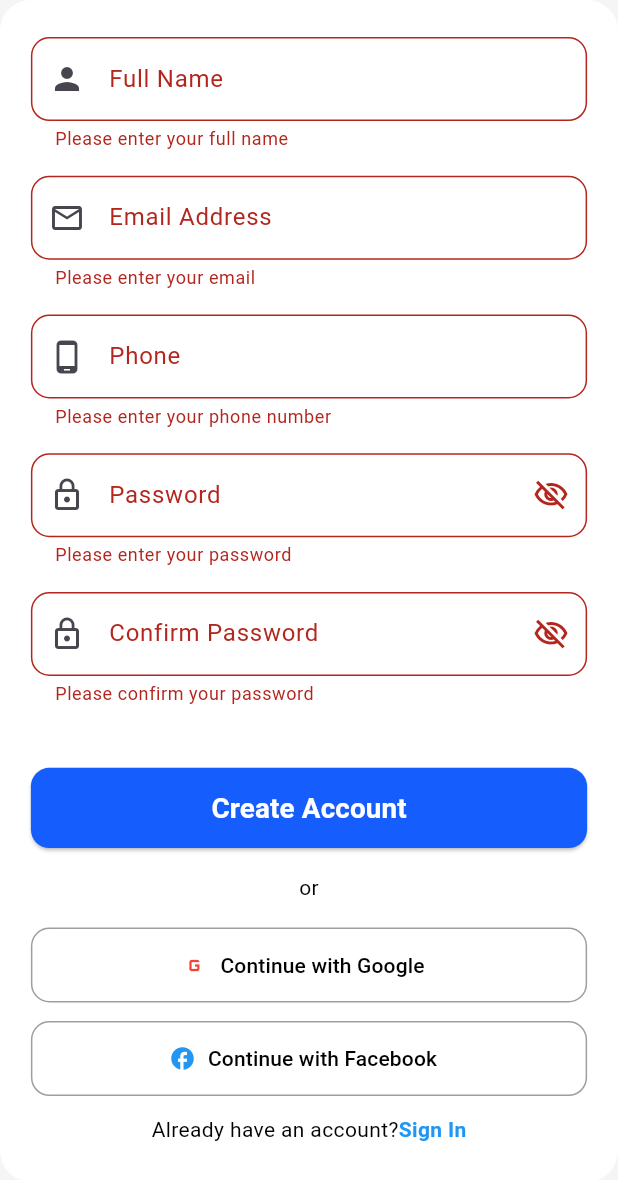
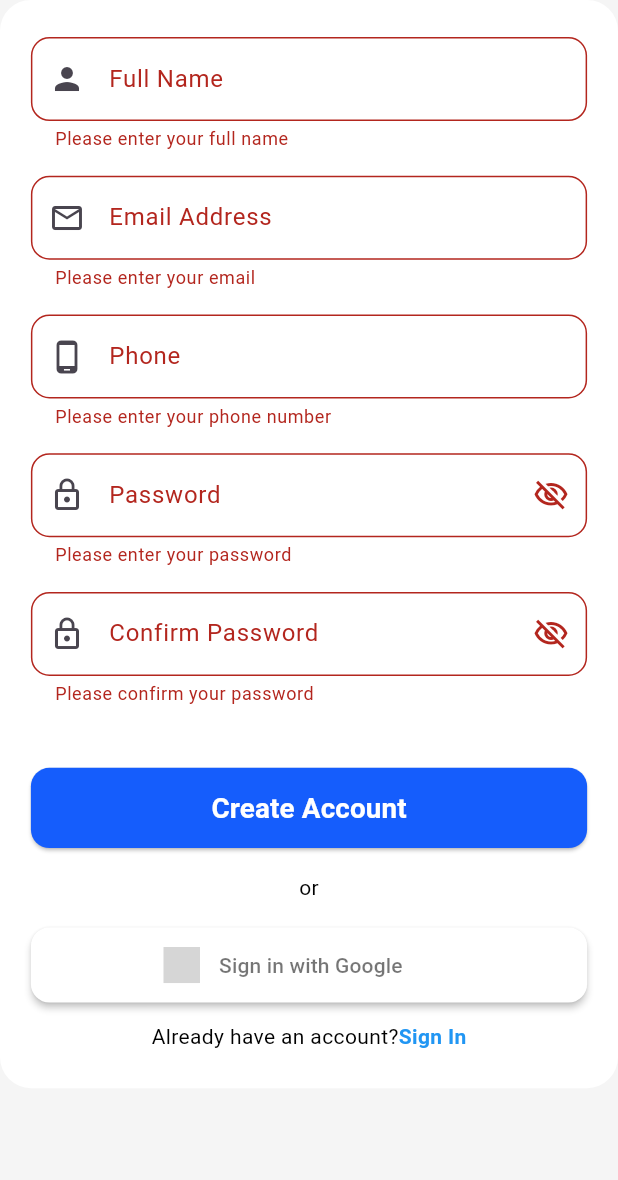
Before and after one commit to wyousry/Travel_-Hub, a Flutter app: the RegisterForm widget shown alone on an empty page, opened directly, after a tap on "Create Account", on a phone screen of 412 x 824 dp. Shown: the top 1180 px of the screen. Run offline on Flutter 3.47's test engine with Material 3 defaults, Android fonts, the phone set to English and light mode, and no system bars; our stand-ins replace cached_network_image, carousel_slider, cloud_firestore, easy_localization, firebase_auth, firebase_core and 12 more; accounts and stored records are empty; network calls fail; grey boxes are pictures that could not be loaded.

Commit message:
added login with google feature

```diff
--- a/lib/features/auth/login/presentation/widgets/social_button.dart
+++ /dev/null
@@ -1,39 +0,0 @@
-import 'package:flutter/material.dart';
-import 'package:travel_hub/constant.dart';
-
-
-class SocialButton extends StatelessWidget {
-  final IconData icon;
-  final String text;
-  final Color color;
-  final VoidCallback? onPressed;
-
-  const SocialButton( {
-    super.key,
-     required this.icon,
-    required this.text,
-    required this.color,
-    this.onPressed,
-  });
-
-  @override
-  Widget build(BuildContext context) {
-    final width = MediaQuery.of(context).size.width;
-
-    return SizedBox(
-      width: double.infinity,
-      height: 50,
-      child: OutlinedButton.icon(
-        onPressed: () {},
-        icon: Icon(icon, color: color),
-        label: Text(text, style: const TextStyle(color: kBlack)),
-        style: OutlinedButton.styleFrom(
-          side: const BorderSide(color:kGrey),
-          shape: RoundedRectangleBorder(
-            borderRadius: BorderRadius.circular(width * 0.03),
-          ),
-        ),
-      ),
-    );
-  }
-}
--- a/lib/features/auth/register/widgets/register_form.dart
+++ b/lib/features/auth/register/widgets/register_form.dart
@@ -2,14 +2,17 @@ import 'package:cloud_firestore/cloud_firestore.dart';
 import 'package:easy_localization/easy_localization.dart';
 import 'package:flutter/foundation.dart' show kIsWeb;
 import 'package:flutter/material.dart';
+import 'package:flutter_signin_button/button_list.dart';
+import 'package:flutter_signin_button/button_view.dart';
 import 'package:go_router/go_router.dart';
 import 'package:firebase_auth/firebase_auth.dart';
+import 'package:shared_preferences/shared_preferences.dart';
 import 'package:travel_hub/constant.dart';
 import 'package:travel_hub/core/utils/app_router.dart';
+import 'package:travel_hub/features/auth/login/services/login_with_google.dart';
 
 import '../../login/presentation/widgets/custom_text_field.dart';
 import '../../login/presentation/widgets/sign_in_text.dart';
-import '../../login/presentation/widgets/social_button.dart';
 
 class RegisterForm extends StatefulWidget {
   const RegisterForm({super.key});
@@ -26,7 +29,7 @@ class _RegisterFormState extends State<RegisterForm> {
   final TextEditingController confirmPassword = TextEditingController();
   final GlobalKey<FormState> key = GlobalKey<FormState>();
 
-  bool _loading = false;
+  bool loading = false;
 
   @override
   void dispose() {
@@ -40,22 +43,23 @@ class _RegisterFormState extends State<RegisterForm> {
 
   Future<void> _setLoading(bool v) async {
     if (!mounted) return;
-    setState(() => _loading = v);
+    setState(() => loading = v);
   }
 
   Future<void> signUp(BuildContext context) async {
-  if (_loading) return;
+    if (loading) return;
     await _setLoading(true);
 
     try {
-
       final cred = await FirebaseAuth.instance.createUserWithEmailAndPassword(
         email: email.text.trim(),
         password: password.text.trim(),
       );
 
-
-    await FirebaseFirestore.instance.collection('users').doc(cred.user!.uid).set({
+      await FirebaseFirestore.instance
+          .collection('users')
+          .doc(cred.user!.uid)
+          .set({
             'name': name.text.trim(),
             'email': email.text.trim(),
             'phone': phone.text.trim(),
@@ -65,7 +69,6 @@ class _RegisterFormState extends State<RegisterForm> {
       if (name.text.trim().isNotEmpty) {
         await cred.user?.updateDisplayName(name.text.trim());
         await cred.user?.reload();
-
       }
 
       if (!mounted) return;
@@ -86,62 +89,21 @@ class _RegisterFormState extends State<RegisterForm> {
         message = 'Registration failed. Please try again.'.tr();
       }
       if (mounted) {
-      ScaffoldMessenger.of(context).showSnackBar(SnackBar(content: Text(message)));
+        ScaffoldMessenger.of(
+          context,
+        ).showSnackBar(SnackBar(content: Text(message)));
       }
     } catch (e) {
       if (mounted) {
-      ScaffoldMessenger.of(context).showSnackBar(SnackBar(content: Text('Error: $e')));
+        ScaffoldMessenger.of(
+          context,
+        ).showSnackBar(SnackBar(content: Text('Error: $e')));
       }
     } finally {
       await _setLoading(false);
     }
   }
 
-  /*Future<void> signInWithGoogle(BuildContext context) async {
-    if (_loading) return;
-    await _setLoading(true);
-
-    try {
-      if (kIsWeb) {
-        final provider = GoogleAuthProvider();
-        final userCredential = await FirebaseAuth.instance.signInWithPopup(provider);
-
-        } else {
-        final GoogleSignInAccount? googleUser = await GoogleSignIn().signIn();
-        if (googleUser == null) {
-
-          await _setLoading(false);
-          return;
-        }
-
-        final GoogleSignInAuthentication googleAuth = await googleUser.authentication;
-
-        final credential = GoogleAuthProvider.credential(
-          accessToken: googleAuth.accessToken,
-          idToken: googleAuth.idToken,
-        );
-
-        await FirebaseAuth.instance.signInWithCredential(credential);
-      }
-
-      if (!mounted) return;
-      ScaffoldMessenger.of(context).showSnackBar(
-        const SnackBar(content: Text("Signed in with Google successfully!")),
-      );
-      GoRouter.of(context).pushReplacement(AppRouter.kHomeView);
-    } on FirebaseAuthException catch (e) {
-      if (mounted) {
-        ScaffoldMessenger.of(context).showSnackBar(SnackBar(content: Text('FirebaseAuth: ${e.message}')));
-      }
-    } catch (e) {
-      if (mounted) {
-        ScaffoldMessenger.of(context).showSnackBar(SnackBar(content: Text('Google Sign-In failed: $e')));
-      }
-    } finally {
-      await _setLoading(false);
-    }
-  }
-*/
   @override
   Widget build(BuildContext context) {
     final size = MediaQuery.of(context).size;
@@ -167,8 +129,9 @@ class _RegisterFormState extends State<RegisterForm> {
                 label: "Full Name".tr(),
                 controller: name,
                 keyboard: TextInputType.name,
-                validator: (value) =>
-                    value == null || value.isEmpty ? "Please enter your full name" .tr(): null,
+                validator: (value) => value == null || value.isEmpty
+                    ? "Please enter your full name".tr()
+                    : null,
               ),
               SizedBox(height: height * 0.02),
               CustomTextField(
@@ -177,8 +140,12 @@ class _RegisterFormState extends State<RegisterForm> {
                 controller: email,
                 keyboard: TextInputType.emailAddress,
                 validator: (value) {
-                  if (value == null || value.isEmpty) return "Please enter your email".tr();
-                  if (!value.contains("@")) return "Please enter a valid email".tr();
+                  if (value == null || value.isEmpty) {
+                    return "Please enter your email".tr();
+                  }
+                  if (!value.contains("@")) {
+                    return "Please enter a valid email".tr();
+                  }
                   return null;
                 },
               ),
@@ -189,7 +156,9 @@ class _RegisterFormState extends State<RegisterForm> {
                 controller: phone,
                 keyboard: TextInputType.phone,
                 validator: (value) {
-                  if (value == null || value.isEmpty) return "Please enter your phone number".tr();
+                  if (value == null || value.isEmpty) {
+                    return "Please enter your phone number".tr();
+                  }
                   if (!RegExp(r'^01[0-9]{9}$').hasMatch(value)) {
                     return 'Please enter a valid Egyptian phone number'.tr();
                   }
@@ -204,8 +173,12 @@ class _RegisterFormState extends State<RegisterForm> {
                 suffixIcon: Icons.visibility_off_outlined,
                 controller: password,
                 validator: (value) {
-                  if (value == null || value.isEmpty) return "Please enter your password".tr();
-                  if (value.length < 6) return "Password must be at least 6 characters".tr();
+                  if (value == null || value.isEmpty) {
+                    return "Please enter your password".tr();
+                  }
+                  if (value.length < 6) {
+                    return "Password must be at least 6 characters".tr();
+                  }
                   return null;
                 },
               ),
@@ -217,19 +190,22 @@ class _RegisterFormState extends State<RegisterForm> {
                 suffixIcon: Icons.visibility_off_outlined,
                 controller: confirmPassword,
                 validator: (value) {
-                  if (value == null || value.isEmpty) return "Please confirm your password".tr();
-                  if (value != password.text) return "Passwords don't match".tr();
+                  if (value == null || value.isEmpty) {
+                    return "Please confirm your password".tr();
+                  }
+                  if (value != password.text) {
+                    return "Passwords don't match".tr();
+                  }
                   return null;
                 },
               ),
               SizedBox(height: height * 0.05),
 
-
               SizedBox(
                 width: double.infinity,
                 height: height * 0.065,
                 child: ElevatedButton(
-                  onPressed: _loading
+                  onPressed: loading
                       ? null
                       : () {
                           if (key.currentState!.validate()) {
@@ -242,11 +218,14 @@ class _RegisterFormState extends State<RegisterForm> {
                       borderRadius: BorderRadius.circular(width * 0.03),
                     ),
                   ),
-                  child: _loading
+                  child: loading
                       ? const SizedBox(
                           height: 20,
                           width: 20,
-                          child: CircularProgressIndicator(strokeWidth: 2, color: Colors.white),
+                          child: CircularProgressIndicator(
+                            strokeWidth: 2,
+                            color: Colors.white,
+                          ),
                         )
                       : Text(
                           "Create Account".tr(),
@@ -262,25 +241,46 @@ class _RegisterFormState extends State<RegisterForm> {
               Text("or".tr(), style: TextStyle(color: kBlack)),
               SizedBox(height: height * 0.02),
 
+              SizedBox(
+                width: double.infinity,
+                height: 50,
+                child: SignInButton(
+                  Buttons.Google,
+                  shape: RoundedRectangleBorder(
+                    borderRadius: BorderRadius.circular(width * 0.03),
+                  ),
+                  onPressed: () async {
+                    setState(() => loading = true);
 
-              SocialButton(
-                icon: Icons.g_mobiledata,
-                text: "Continue with Google".tr(),
-                color: kRed,
-                onPressed: _loading ? null : () => signUp(context),
+                    final user = await signInWithGoogle();
+
+                    if (mounted) setState(() => loading = false);
+
+                    if (user != null) {
+                      final prefs = await SharedPreferences.getInstance();
+                      await prefs.setString('userEmail', user.email ?? '');
+                      await prefs.setString(
+                        'userName',
+                        user.displayName ?? 'User',
+                      );
+                      await prefs.setString(
+                        'profileImage',
+                        user.photoURL ?? '',
+                      );
+
+                      GoRouter.of(
+                        context,
+                      ).pushReplacement(AppRouter.kNavigationView);
+                    } else {
+                      ScaffoldMessenger.of(context).showSnackBar(
+                        SnackBar(content: Text("Google sign-in failed")),
+                      );
+                    }
+                  },
                 ),
-
+              ),
               SizedBox(height: height * 0.015),
 
-
-              SocialButton(
-                icon: Icons.facebook,
-                text: "Continue with Facebook".tr(),
-                color: kBackgroundColor,
-                onPressed: () {
-                },
-              ),
-              SizedBox(height: height * 0.015),
               const SignInText(),
             ],
           ),
--- a/lib/navigation/setting/widgets/settings_list.dart
+++ b/lib/navigation/setting/widgets/settings_list.dart
@@ -14,12 +14,10 @@ class SettingsList extends StatelessWidget {
       children: [
         _buildSectionTitle(tr('account'), color: Colors.blueAccent),
         _buildSettingItem(Icons.lock_outline, tr('privacy')),
-        _buildSettingItem(Icons.notifications_none, tr('notifications')),
         _buildLanguageItem(context),
          SizedBox(height: 15.h),
         _buildSectionTitle(tr('support'), color: Colors.blueAccent),
         _buildSettingItem(Icons.help_outline, tr('help')),
-        _buildSettingItem(Icons.feedback_outlined, tr('feedback')),
          SizedBox(height: 15.h),
         _buildSectionTitle(tr('more'), color: Colors.blueAccent),
         _buildSettingItem(Icons.info_outline, tr('about')),
```
Also changed, not shown: lib/features/auth/login/presentation/widgets/login_form.dart (+36 -12 lines), lib/features/auth/login/services/login_with_google.dart (+30 -20 lines), lib/navigation/setting/widgets/settings_header.dart (+120 -5 lines), pubspec.yaml (+6 -4 lines), pubspec.lock, 2 other files. Lines whose indentation alone changed are shown as unchanged.
